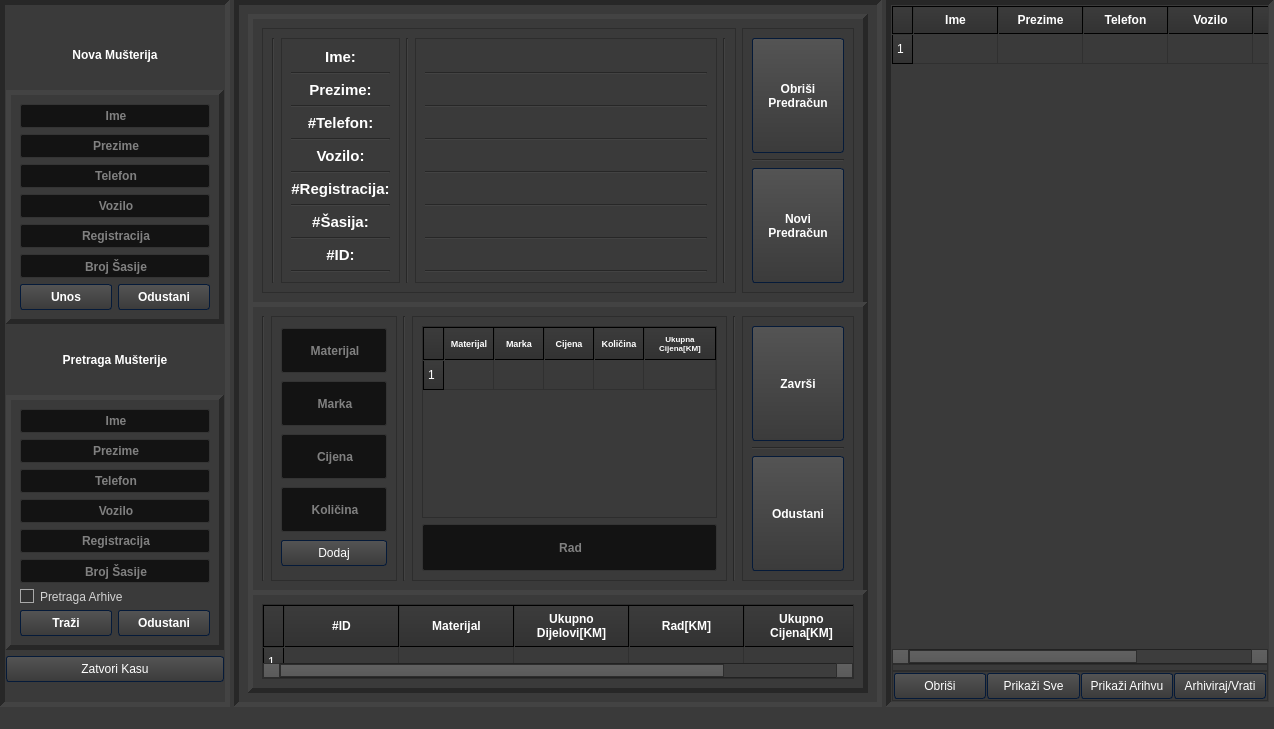
Above: bosnianMain.ui from 4ntim4tter/Budget-Flow before the change. Below: the same form after it.
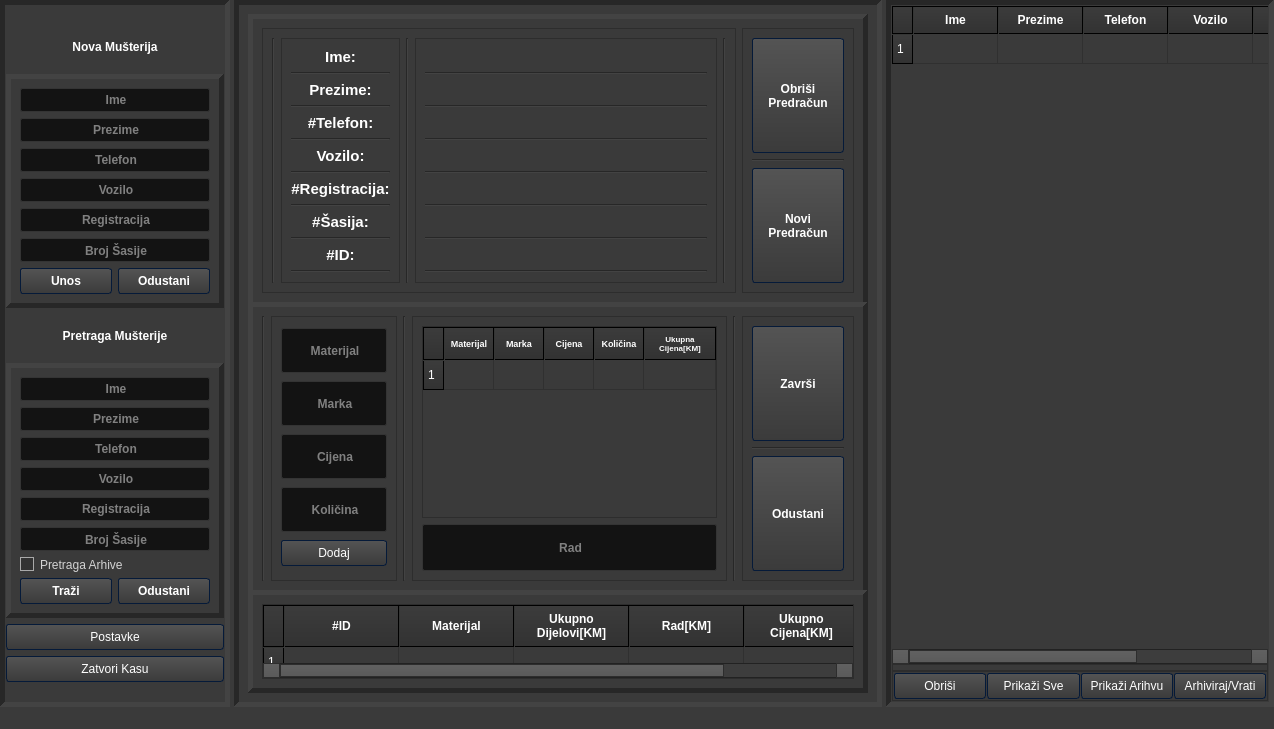
That is the form after the change. Icons and pictures are not drawn.

```diff
--- a/bosnianMain.ui
+++ b/bosnianMain.ui
@@ -1068,7 +1068,7 @@
       <property name="midLineWidth">
        <number>5</number>
       </property>
-      <layout class="QVBoxLayout" name="verticalLayout" stretch="1,3,1,3,0">
+      <layout class="QVBoxLayout" name="verticalLayout" stretch="1,3,1,3,0,0">
        <property name="leftMargin">
         <number>1</number>
        </property>
@@ -1612,6 +1612,13 @@
          </layout>
         </widget>
        </item>
+       <item>
+        <widget class="QPushButton" name="settings_button">
+         <property name="text">
+          <string>Postavke</string>
+         </property>
+        </widget>
+       </item>
        <item>
         <widget class="QPushButton" name="close_register_button">
          <property name="text">
```
